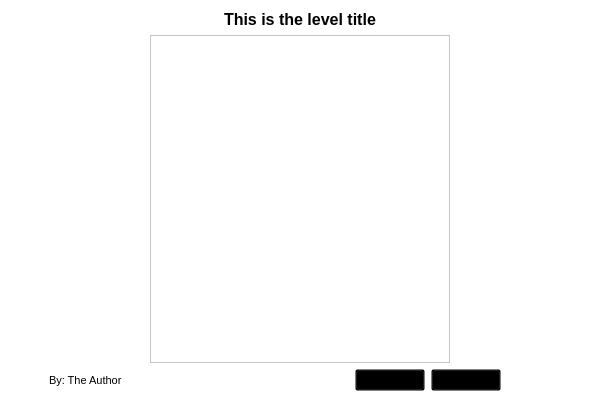
This is src/view/GameResources.ui in the-butterfly-effect/tbe as Qt 5 draws it before an edit. The edited form follows.
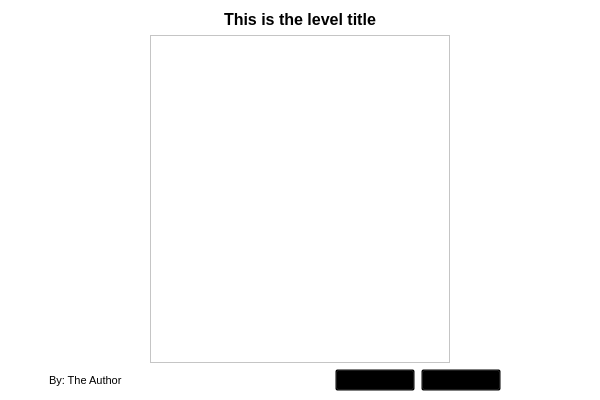
This is the edited form. Icons and pictures are not drawn. Custom widgets are drawn as their Qt base class.

What changed in the file:
```diff
--- a/src/view/GameResources.ui
+++ b/src/view/GameResources.ui
@@ -180,7 +180,7 @@
           </property>
           <property name="maximumSize">
            <size>
-            <width>70</width>
+            <width>150</width>
             <height>16777215</height>
            </size>
           </property>
@@ -202,7 +202,7 @@
           </property>
           <property name="maximumSize">
            <size>
-            <width>70</width>
+            <width>150</width>
             <height>16777215</height>
            </size>
           </property>
```
